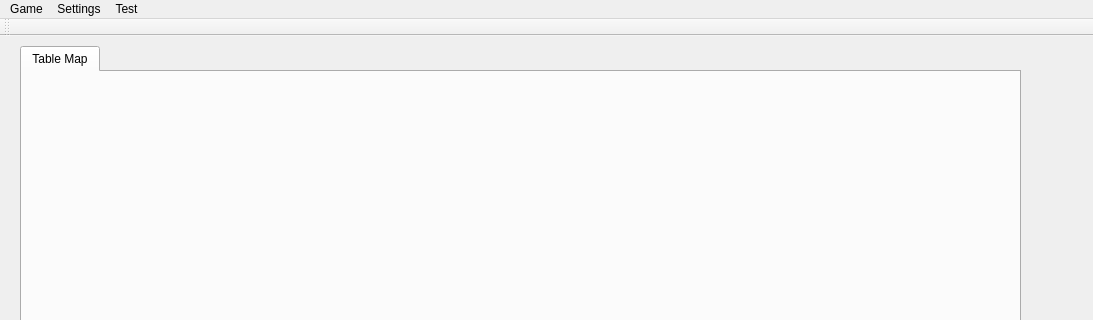
This is src/dm/forms/MainWindow.ui in guyvdb/Multi-Touch as Qt 5 draws it before an edit; both pictures show x 0 to 1093 and y 0 to 320 of the 1093 by 728 pixel window. The edited form follows.
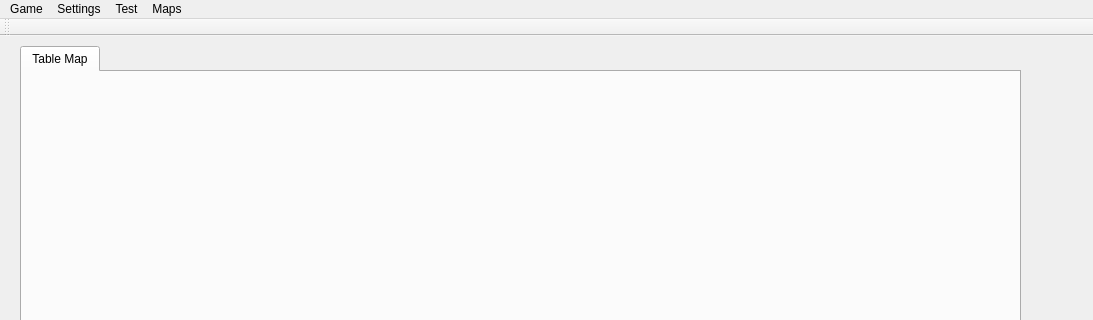
This is the edited form.

What changed in the file:
```diff
--- a/src/dm/forms/MainWindow.ui
+++ b/src/dm/forms/MainWindow.ui
@@ -61,9 +61,17 @@
      <string>Test</string>
     </property>
    </widget>
+   <widget class="QMenu" name="menuMaps">
+    <property name="title">
+     <string>Maps</string>
+    </property>
+    <addaction name="addMapAction"/>
+    <addaction name="showMapAction"/>
+   </widget>
    <addaction name="menuFile"/>
    <addaction name="menuSettings"/>
    <addaction name="menuTest"/>
+   <addaction name="menuMaps"/>
   </widget>
   <widget class="QToolBar" name="mainToolBar">
    <attribute name="toolBarArea">
```
Left out of the diff: 17 changed lines with no effect on the pictures.
